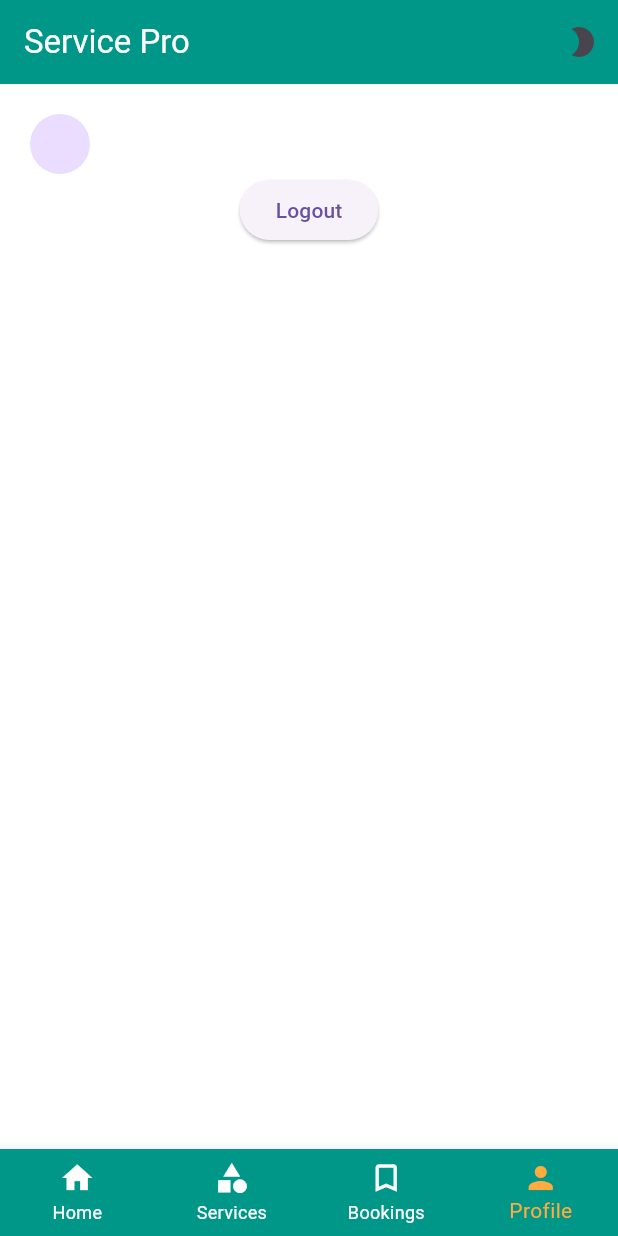
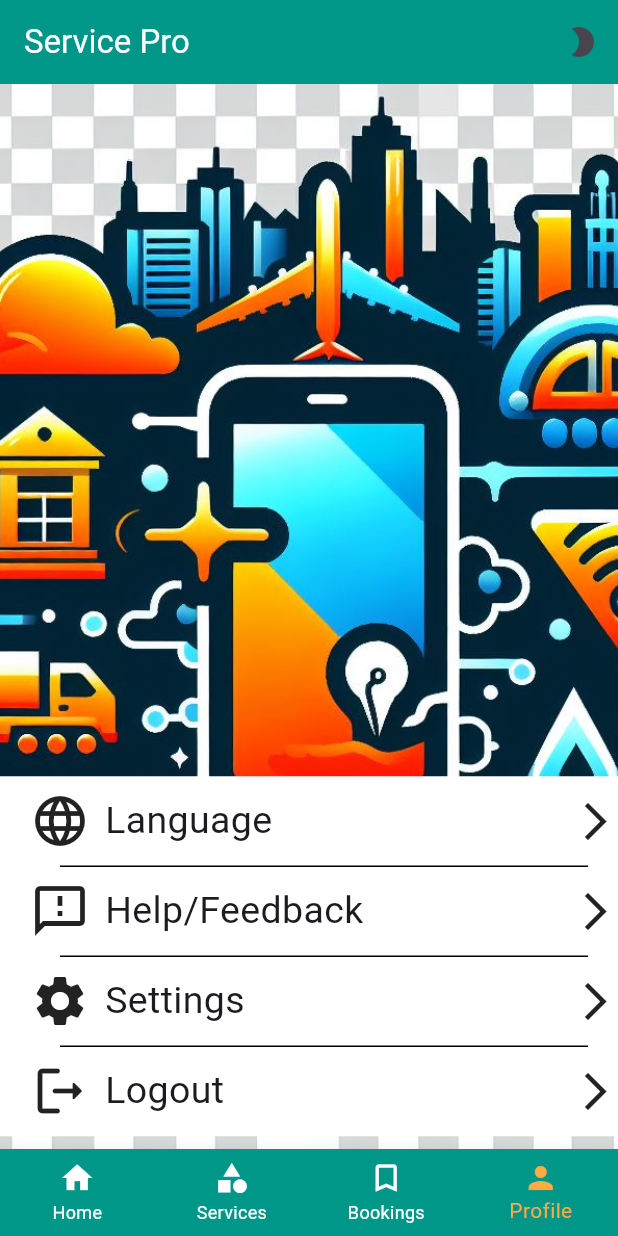
Before and after one commit to m0dern6/service_provide_app, a Flutter app: the CustomerHomeScreen screen opened directly with empty values, item 4 of the bottom bar chosen, on a phone screen of 412 x 824 dp. Run offline on Flutter 3.47's test engine with Material 3 defaults, Android fonts, the phone set to English and light mode, and no system bars; our stand-ins replace carousel_slider, dots_indicator, shared_preferences; accounts and stored records are empty; network calls fail.

Commit message:
added logout function

```diff
--- a/lib/ui/customer_elements/customer_profile.dart
+++ b/lib/ui/customer_elements/customer_profile.dart
@@ -19,29 +19,156 @@ class _CustomerProfileState extends State<CustomerProfile> {
   @override
   Widget build(BuildContext context) {
     return SafeArea(
-      child: Padding(
-        padding: const EdgeInsets.all(20.0),
+      child: Stack(
+        fit: StackFit.expand,
+        children: [
+          Image.asset(
+            'assets/logo.png',
+            fit: BoxFit.cover,
+          ),
+          DraggableScrollableSheet(
+            initialChildSize: 0.35,
+            minChildSize: 0.1,
+            builder: (context, controller) {
+              return ListView(
+                children: [
+                  Container(
+                    padding: EdgeInsets.fromLTRB(20, 10, 0, 10),
+                    color: Colors.white,
                     child: Column(
                       children: [
-            Column(
+                        Row(
+                          mainAxisAlignment: MainAxisAlignment.spaceBetween,
                           children: [
                             Row(
-                  children: [CircleAvatar()],
+                              children: [
+                                Icon(
+                                  Icons.language,
+                                  size: 40,
+                                ),
+                                SizedBox(
+                                  width: 10,
+                                ),
+                                Text(
+                                  'Language',
+                                  style: TextStyle(fontSize: 25),
                                 ),
                               ],
                             ),
-            Column(
+                            Row(
                               children: [
-                ElevatedButton(
-                    onPressed: () {
+                                Icon(Icons.arrow_forward_ios, size: 30),
+                              ],
+                            ),
+                          ],
+                        ),
+                        Padding(
+                          padding: EdgeInsets.fromLTRB(20, 2, 20, 2),
+                          child: Divider(
+                            color: Colors.black,
+                          ),
+                        ),
+                        Row(
+                          mainAxisAlignment: MainAxisAlignment.spaceBetween,
+                          children: [
+                            Row(
+                              children: [
+                                Icon(
+                                  Icons.feedback_outlined,
+                                  size: 40,
+                                ),
+                                SizedBox(
+                                  width: 10,
+                                ),
+                                Text(
+                                  'Help/Feedback',
+                                  style: TextStyle(fontSize: 25),
+                                ),
+                              ],
+                            ),
+                            Row(
+                              children: [
+                                Icon(Icons.arrow_forward_ios, size: 30),
+                              ],
+                            ),
+                          ],
+                        ),
+                        Padding(
+                          padding: EdgeInsets.fromLTRB(20, 2, 20, 2),
+                          child: Divider(
+                            color: Colors.black,
+                          ),
+                        ),
+                        Row(
+                          mainAxisAlignment: MainAxisAlignment.spaceBetween,
+                          children: [
+                            Row(
+                              children: [
+                                Icon(
+                                  Icons.settings,
+                                  size: 40,
+                                ),
+                                SizedBox(
+                                  width: 10,
+                                ),
+                                Text(
+                                  'Settings',
+                                  style: TextStyle(fontSize: 25),
+                                ),
+                              ],
+                            ),
+                            Row(
+                              children: [
+                                Icon(Icons.arrow_forward_ios, size: 30),
+                              ],
+                            ),
+                          ],
+                        ),
+                        Padding(
+                          padding: EdgeInsets.fromLTRB(20, 2, 20, 2),
+                          child: Divider(
+                            color: Colors.black,
+                          ),
+                        ),
+                        GestureDetector(
+                          onTap: () {
                             _logout();
                           },
-                    child: Text('Logout'))
+                          child: Row(
+                            mainAxisAlignment: MainAxisAlignment.spaceBetween,
+                            children: [
+                              Row(
+                                children: [
+                                  Icon(
+                                    Icons.logout_rounded,
+                                    size: 40,
+                                  ),
+                                  SizedBox(
+                                    width: 10,
+                                  ),
+                                  Text(
+                                    'Logout',
+                                    style: TextStyle(fontSize: 25),
+                                  ),
+                                ],
+                              ),
+                              Row(
+                                children: [
+                                  Icon(Icons.arrow_forward_ios, size: 30),
                                 ],
                               ),
                             ],
                           ),
                         ),
+                      ],
+                    ),
+                  ),
+                ],
+              );
+            },
+          )
+        ],
+      ),
     );
   }
 }
```
Lines whose indentation alone changed are shown as unchanged.
